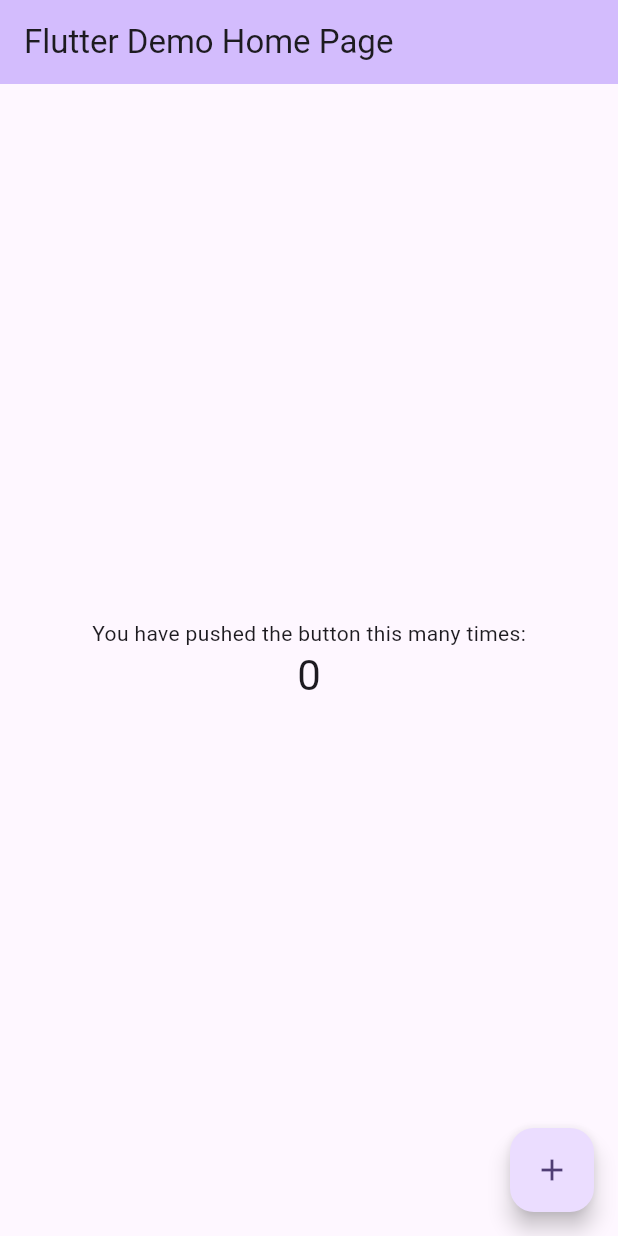
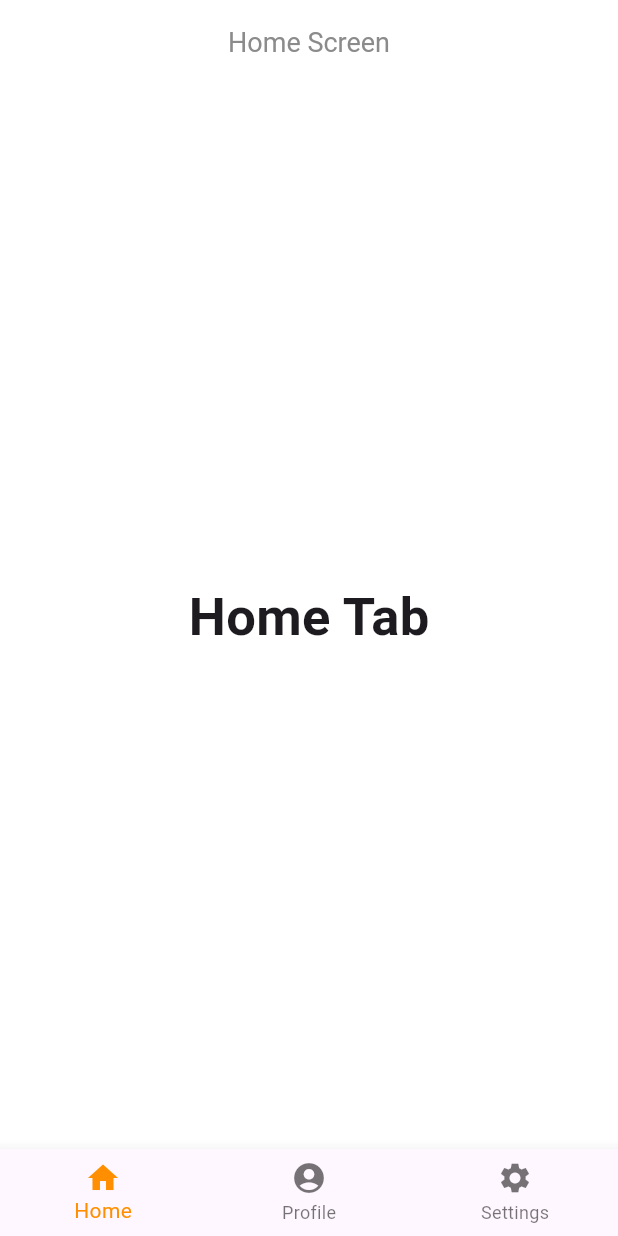
Before and after one commit to SumanRajSharma/time_ledger, a Flutter app: the screen it shows after launch, on a phone screen of 412 x 824 dp. Run offline on Flutter 3.47's test engine with Material 3 defaults, Android fonts, the phone set to English and light mode, and no system bars; our stand-ins replace graphql_flutter; Roboto replaces fonts that are missing (Muli).

Commit message:
added libraries for clean architecture and scafolded the project structure

```diff
--- /dev/null
+++ b/lib/config/routes/routes.dart
@@ -0,0 +1,17 @@
+import 'package:flutter/material.dart';
+import 'package:time_ledger/features/user/presentation/pages/home.dart';
+
+class AppRoutes {
+  static Route onGenerateRoutes(RouteSettings settings) {
+    switch (settings.name) {
+      case '/':
+        return _materialRoute(const HomeScreen());
+      default:
+        return _materialRoute(const HomeScreen());
+    }
+  }
+
+  static Route<dynamic> _materialRoute(Widget view) {
+    return MaterialPageRoute(builder: (_) => view);
+  }
+}
--- /dev/null
+++ b/lib/config/theme/app_themes.dart
@@ -0,0 +1,18 @@
+import 'package:flutter/material.dart';
+
+ThemeData theme() {
+  return ThemeData(
+      scaffoldBackgroundColor: Colors.white,
+      fontFamily: 'Muli',
+      appBarTheme: appBarTheme());
+}
+
+AppBarTheme appBarTheme() {
+  return const AppBarTheme(
+    color: Colors.white,
+    elevation: 0,
+    centerTitle: true,
+    iconTheme: IconThemeData(color: Color(0XFF8B8B8B)),
+    titleTextStyle: TextStyle(color: Color(0XFF8B8B8B), fontSize: 18),
+  );
+}
--- /dev/null
+++ b/lib/features/user/presentation/pages/home.dart
@@ -0,0 +1,57 @@
+import 'package:flutter/material.dart';
+
+class HomeScreen extends StatefulWidget {
+  const HomeScreen({super.key});
+
+  @override
+  _HomeScreenState createState() => _HomeScreenState();
+}
+
+class _HomeScreenState extends State<HomeScreen> {
+  int _selectedIndex = 0;
+  static final List<Widget> _widgetOptions = <Widget>[
+    const Text('Home Tab',
+        style: TextStyle(fontSize: 35, fontWeight: FontWeight.bold)),
+    const Text('Profile Tab',
+        style: TextStyle(fontSize: 35, fontWeight: FontWeight.bold)),
+    const Text('Settings Tab',
+        style: TextStyle(fontSize: 35, fontWeight: FontWeight.bold)),
+  ];
+
+  void _onItemTapped(int index) {
+    setState(() {
+      _selectedIndex = index;
+    });
+  }
+
+  @override
+  Widget build(BuildContext context) {
+    return Scaffold(
+      appBar: AppBar(
+        title: const Text('Home Screen'),
+      ),
+      body: Center(
+        child: _widgetOptions.elementAt(_selectedIndex),
+      ),
+      bottomNavigationBar: BottomNavigationBar(
+        items: const <BottomNavigationBarItem>[
+          BottomNavigationBarItem(
+            icon: Icon(Icons.home),
+            label: 'Home',
+          ),
+          BottomNavigationBarItem(
+            icon: Icon(Icons.account_circle),
+            label: 'Profile',
+          ),
+          BottomNavigationBarItem(
+            icon: Icon(Icons.settings),
+            label: 'Settings',
+          ),
+        ],
+        currentIndex: _selectedIndex,
+        selectedItemColor: Colors.amber[800],
+        onTap: _onItemTapped,
+      ),
+    );
+  }
+}
--- a/lib/main.dart
+++ b/lib/main.dart
@@ -1,125 +1,24 @@
 import 'package:flutter/material.dart';
+import 'package:graphql_flutter/graphql_flutter.dart';
+import 'package:time_ledger/config/routes/routes.dart';
+import 'package:time_ledger/config/theme/app_themes.dart';
+import 'package:time_ledger/features/user/presentation/pages/home.dart';
 
-void main() {
+Future<void> main() async {
+  await initHiveForFlutter();
   runApp(const MyApp());
 }
 
 class MyApp extends StatelessWidget {
   const MyApp({super.key});
 
-  // This widget is the root of your application.
   @override
   Widget build(BuildContext context) {
     return MaterialApp(
-      title: 'Flutter Demo',
-      theme: ThemeData(
-        // This is the theme of your application.
-        //
-        // TRY THIS: Try running your application with "flutter run". You'll see
-        // the application has a purple toolbar. Then, without quitting the app,
-        // try changing the seedColor in the colorScheme below to Colors.green
-        // and then invoke "hot reload" (save your changes or press the "hot
-        // reload" button in a Flutter-supported IDE, or press "r" if you used
-        // the command line to start the app).
-        //
-        // Notice that the counter didn't reset back to zero; the application
-        // state is not lost during the reload. To reset the state, use hot
-        // restart instead.
-        //
-        // This works for code too, not just values: Most code changes can be
-        // tested with just a hot reload.
-        colorScheme: ColorScheme.fromSeed(seedColor: Colors.deepPurple),
-        useMaterial3: true,
-      ),
-      home: const MyHomePage(title: 'Flutter Demo Home Page'),
+      debugShowCheckedModeBanner: false,
+      theme: theme(),
+      onGenerateRoute: AppRoutes.onGenerateRoutes,
+      home: const HomeScreen(),
     );
   }
 }
-
-class MyHomePage extends StatefulWidget {
-  const MyHomePage({super.key, required this.title});
-
-  // This widget is the home page of your application. It is stateful, meaning
-  // that it has a State object (defined below) that contains fields that affect
-  // how it looks.
-
-  // This class is the configuration for the state. It holds the values (in this
-  // case the title) provided by the parent (in this case the App widget) and
-  // used by the build method of the State. Fields in a Widget subclass are
-  // always marked "final".
-
-  final String title;
-
-  @override
-  State<MyHomePage> createState() => _MyHomePageState();
-}
-
-class _MyHomePageState extends State<MyHomePage> {
-  int _counter = 0;
-
-  void _incrementCounter() {
-    setState(() {
-      // This call to setState tells the Flutter framework that something has
-      // changed in this State, which causes it to rerun the build method below
-      // so that the display can reflect the updated values. If we changed
-      // _counter without calling setState(), then the build method would not be
-      // called again, and so nothing would appear to happen.
-      _counter++;
-    });
-  }
-
-  @override
-  Widget build(BuildContext context) {
-    // This method is rerun every time setState is called, for instance as done
-    // by the _incrementCounter method above.
-    //
-    // The Flutter framework has been optimized to make rerunning build methods
-    // fast, so that you can just rebuild anything that needs updating rather
-    // than having to individually change instances of widgets.
-    return Scaffold(
-      appBar: AppBar(
-        // TRY THIS: Try changing the color here to a specific color (to
-        // Colors.amber, perhaps?) and trigger a hot reload to see the AppBar
-        // change color while the other colors stay the same.
-        backgroundColor: Theme.of(context).colorScheme.inversePrimary,
-        // Here we take the value from the MyHomePage object that was created by
-        // the App.build method, and use it to set our appbar title.
-        title: Text(widget.title),
-      ),
-      body: Center(
-        // Center is a layout widget. It takes a single child and positions it
-        // in the middle of the parent.
-        child: Column(
-          // Column is also a layout widget. It takes a list of children and
-          // arranges them vertically. By default, it sizes itself to fit its
-          // children horizontally, and tries to be as tall as its parent.
-          //
-          // Column has various properties to control how it sizes itself and
-          // how it positions its children. Here we use mainAxisAlignment to
-          // center the children vertically; the main axis here is the vertical
-          // axis because Columns are vertical (the cross axis would be
-          // horizontal).
-          //
-          // TRY THIS: Invoke "debug painting" (choose the "Toggle Debug Paint"
-          // action in the IDE, or press "p" in the console), to see the
-          // wireframe for each widget.
-          mainAxisAlignment: MainAxisAlignment.center,
-          children: <Widget>[
-            const Text(
-              'You have pushed the button this many times:',
-            ),
-            Text(
-              '$_counter',
-              style: Theme.of(context).textTheme.headlineMedium,
-            ),
-          ],
-        ),
-      ),
-      floatingActionButton: FloatingActionButton(
-        onPressed: _incrementCounter,
-        tooltip: 'Increment',
-        child: const Icon(Icons.add),
-      ), // This trailing comma makes auto-formatting nicer for build methods.
-    );
-  }
-}
```
Also changed, not shown: analysis_options.yaml (+10 -2 lines), pubspec.lock (added), 14 other files.
